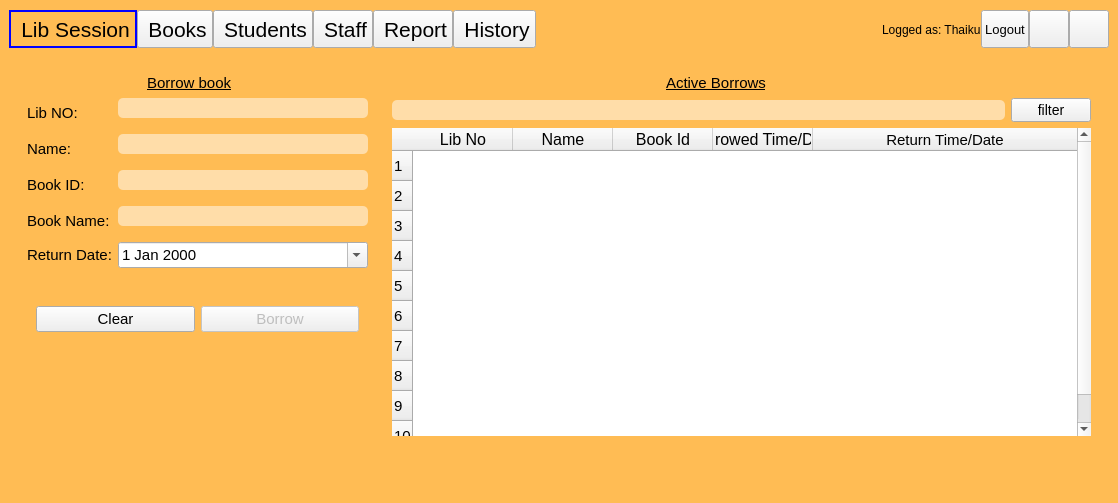
The window that UI/main2.ui (thaikum/Library-management) describes before a commit, drawn with Qt 5.
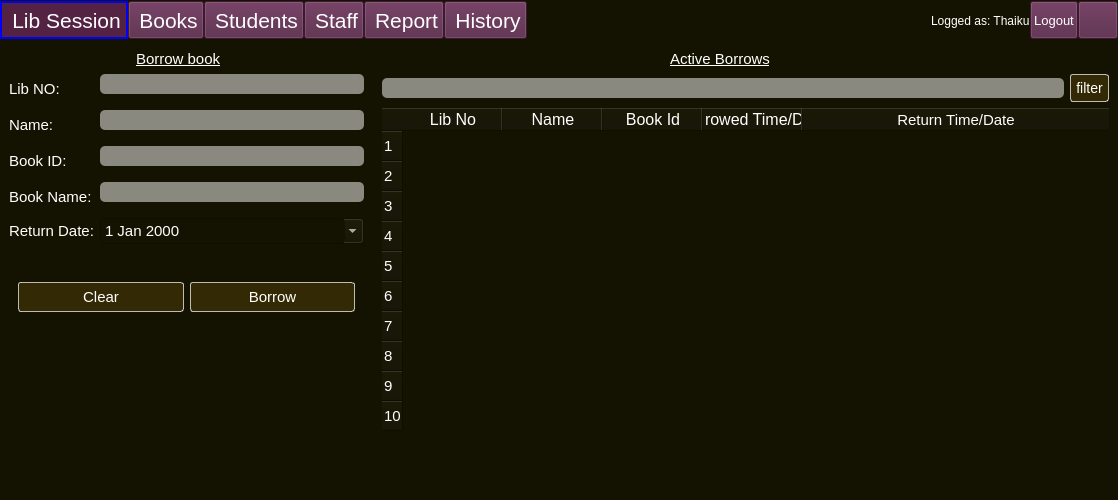
The same window after the commit. The open tabs and pages were chosen to show the change. Icons and pictures are not drawn.

Commit message: Now go to windows

Patch:
```diff
--- a/UI/main2.ui
+++ b/UI/main2.ui
@@ -35,7 +35,8 @@
    <string>Kambirwa Primary School Community Library</string>
   </property>
   <property name="styleSheet">
-   <string notr="true"/>
+   <string notr="true">color:white;
+background: #141301;</string>
   </property>
   <property name="tabShape">
    <enum>QTabWidget::Rounded</enum>
@@ -57,10 +58,25 @@
     <enum>Qt::LeftToRight</enum>
    </property>
    <property name="styleSheet">
-    <string notr="true">
+    <string notr="true">#centralwidget {
+	background: #141301;
+}
 
-#centralwidget {
-	background: #FFBC54;
+#pages * {
+	background:#141301;
+	color:white;
+}
+
+#pages QPushButton {
+	background: #332905;
+	border-color: rgba(255,255,255,0.7);
+	border-width: 1px;
+	border-style: solid;
+	border-radius: 3px;
+	padding: 5px;
+}
+#pages QPushButton:pressed{
+	background:rgba(0,0,0,0.2);
 }
 
 QLineEdit {
@@ -72,17 +88,17 @@
     color:black;
 }
 
-QLineEdit[readOnly=&quot;true&quot;] {
-	border-color:red;
-} 
+
+QPushButton, QTableWidget {
+	background: #542344;
+}
 
 QPushButton:focus {
 	outline: 0;
 }
 
 QPushButton:hover {
-    background-color:red;
-    color:black;
+    background-color:#110314;
     font-weight:bold;
 }
 
@@ -110,8 +126,23 @@
 	</string>
    </property>
    <layout class="QVBoxLayout" name="verticalLayout_11">
+    <property name="spacing">
+     <number>0</number>
+    </property>
+    <property name="leftMargin">
+     <number>0</number>
+    </property>
+    <property name="topMargin">
+     <number>0</number>
+    </property>
+    <property name="rightMargin">
+     <number>0</number>
+    </property>
+    <property name="bottomMargin">
+     <number>0</number>
+    </property>
     <item>
-     <widget class="QWidget" name="horizontalWidget" native="true">
+     <widget class="QWidget" name="menuBar" native="true">
       <property name="sizePolicy">
        <sizepolicy hsizetype="Expanding" vsizetype="Expanding">
         <horstretch>0</horstretch>
@@ -128,9 +159,15 @@
        <bool>false</bool>
       </property>
       <property name="styleSheet">
-       <string notr="true"/>
+       <string notr="true">#menuBar {
+	margin: 0px;
+}
+
+#menuBar QPushButton{
+	margin:0px;
+}</string>
       </property>
-      <layout class="QHBoxLayout" name="horizontalLayout" stretch="0,0,0,0,0,0,0,0,0,0,0">
+      <layout class="QHBoxLayout" name="horizontalLayout" stretch="0,0,0,0,0,0,0,0,0,0">
        <property name="spacing">
         <number>0</number>
        </property>
@@ -497,50 +534,6 @@
          </property>
         </widget>
        </item>
-       <item>
-        <widget class="QPushButton" name="btnSettings">
-         <property name="sizePolicy">
-          <sizepolicy hsizetype="Expanding" vsizetype="Expanding">
-           <horstretch>0</horstretch>
-           <verstretch>0</verstretch>
-          </sizepolicy>
-         </property>
-         <property name="maximumSize">
-          <size>
-           <width>40</width>
-           <height>38</height>
-          </size>
-         </property>
-         <property name="font">
-          <font>
-           <pointsize>16</pointsize>
-          </font>
-         </property>
-         <property name="toolTip">
-          <string comment="Hello world" extracomment="Settings"/>
-         </property>
-         <property name="toolTipDuration">
-          <number>30</number>
-         </property>
-         <property name="accessibleName">
-          <string>hello_world</string>
-         </property>
-         <property name="autoFillBackground">
-          <bool>false</bool>
-         </property>
-         <property name="styleSheet">
-          <string notr="true"/>
-         </property>
-         <property name="text">
-          <string/>
-         </property>
-         <property name="icon">
-          <iconset>
-           <normalon>../../../../../../../../../../.designer/backup/settings2.svg</normalon>
-          </iconset>
-         </property>
-        </widget>
-       </item>
       </layout>
      </widget>
     </item>
@@ -572,10 +565,10 @@
       </property>
       <property name="styleSheet">
        <string notr="true">font-size:15px;
-</string>
+margin:0px;</string>
       </property>
       <property name="currentIndex">
-       <number>1</number>
+       <number>0</number>
       </property>
       <widget class="QWidget" name="pgLibSession">
        <property name="sizePolicy">
@@ -585,6 +578,21 @@
         </sizepolicy>
        </property>
        <layout class="QHBoxLayout" name="horizontalLayout_5" stretch="1,2">
+        <property name="spacing">
+         <number>0</number>
+        </property>
+        <property name="leftMargin">
+         <number>0</number>
+        </property>
+        <property name="topMargin">
+         <number>0</number>
+        </property>
+        <property name="rightMargin">
+         <number>0</number>
+        </property>
+        <property name="bottomMargin">
+         <number>0</number>
+        </property>
         <item>
          <widget class="QFrame" name="frame">
           <layout class="QVBoxLayout" name="verticalLayout" stretch="0,1,0,0,2">
@@ -638,6 +646,9 @@
 color:black;
 </string>
                </property>
+               <property name="clearButtonEnabled">
+                <bool>false</bool>
+               </property>
               </widget>
              </item>
              <item row="1" column="0">
```
Left out of the diff: 1 changed line with no effect on the pictures. The commit also changes 2 other files.
